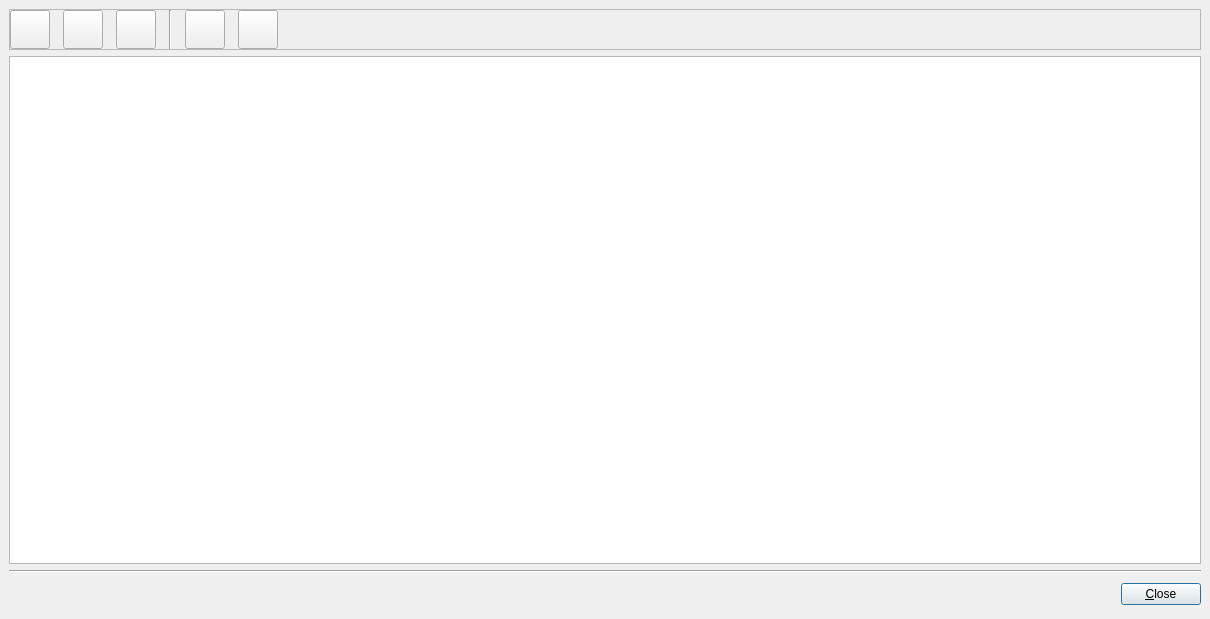
The window that forms/help_about.ui (LuminanceHDR/LuminanceHDR) describes before a commit, drawn with Qt 5.
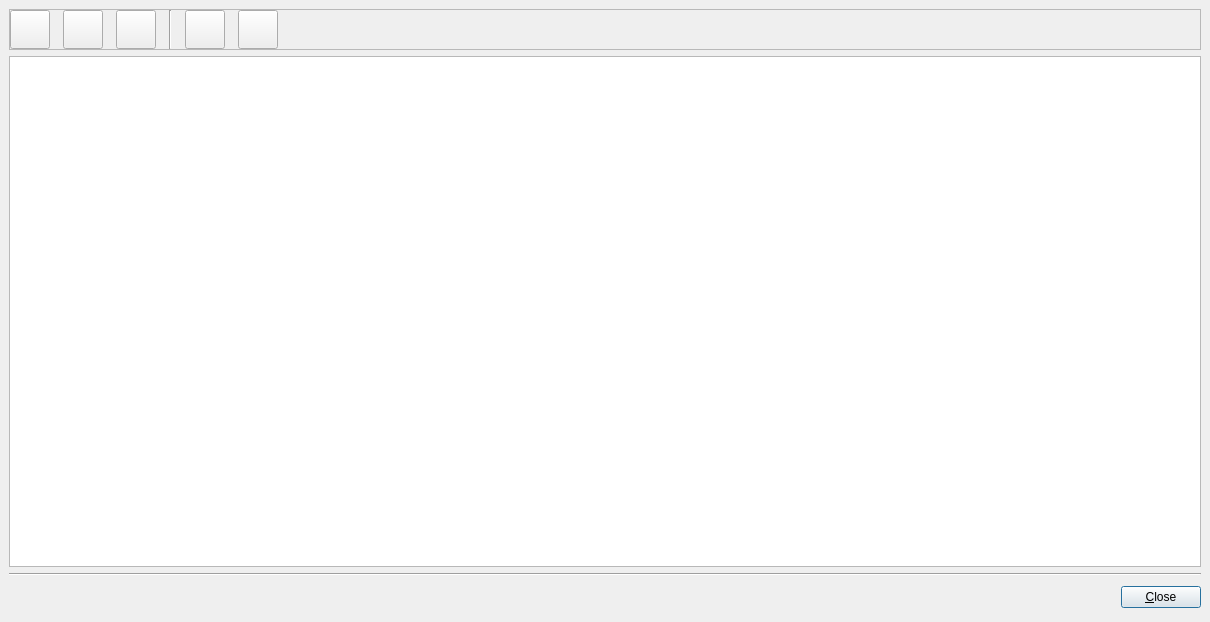
The same window after the commit. Icons and pictures are not drawn.

Diff of the .ui file:
```diff
--- a/forms/help_about.ui
+++ b/forms/help_about.ui
@@ -6,7 +6,7 @@
     <x>0</x>
     <y>0</y>
     <width>1210</width>
-    <height>619</height>
+    <height>622</height>
    </rect>
   </property>
   <property name="sizePolicy" >
```
Left out of the diff: 6 changed lines with no effect on the pictures.
